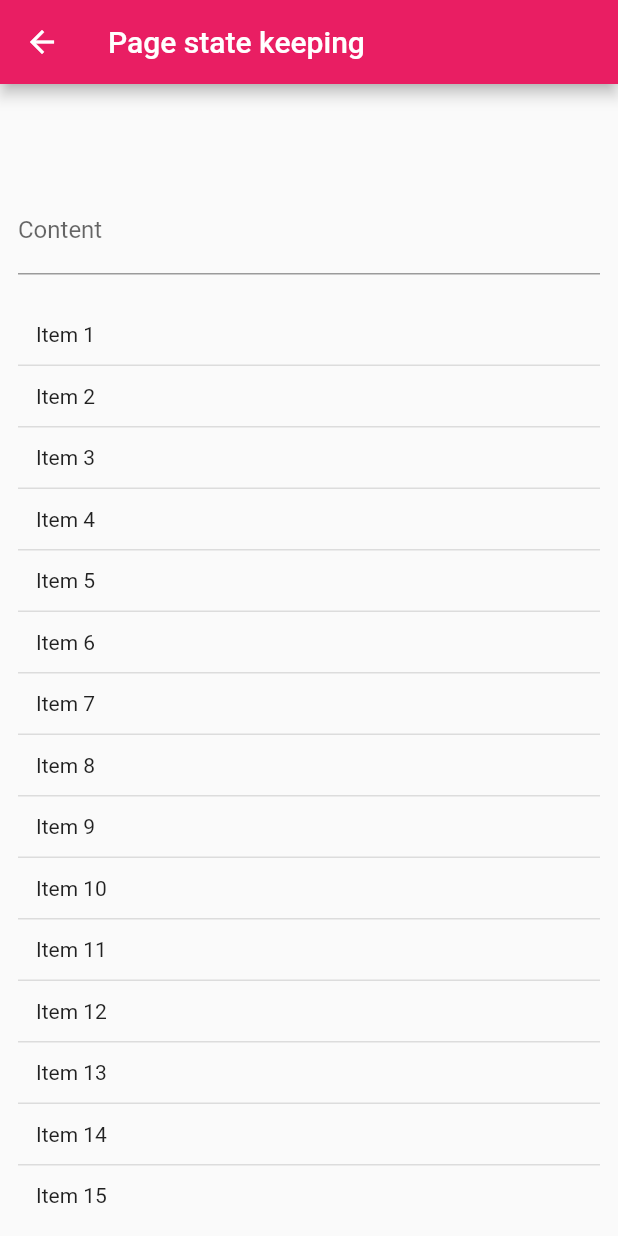
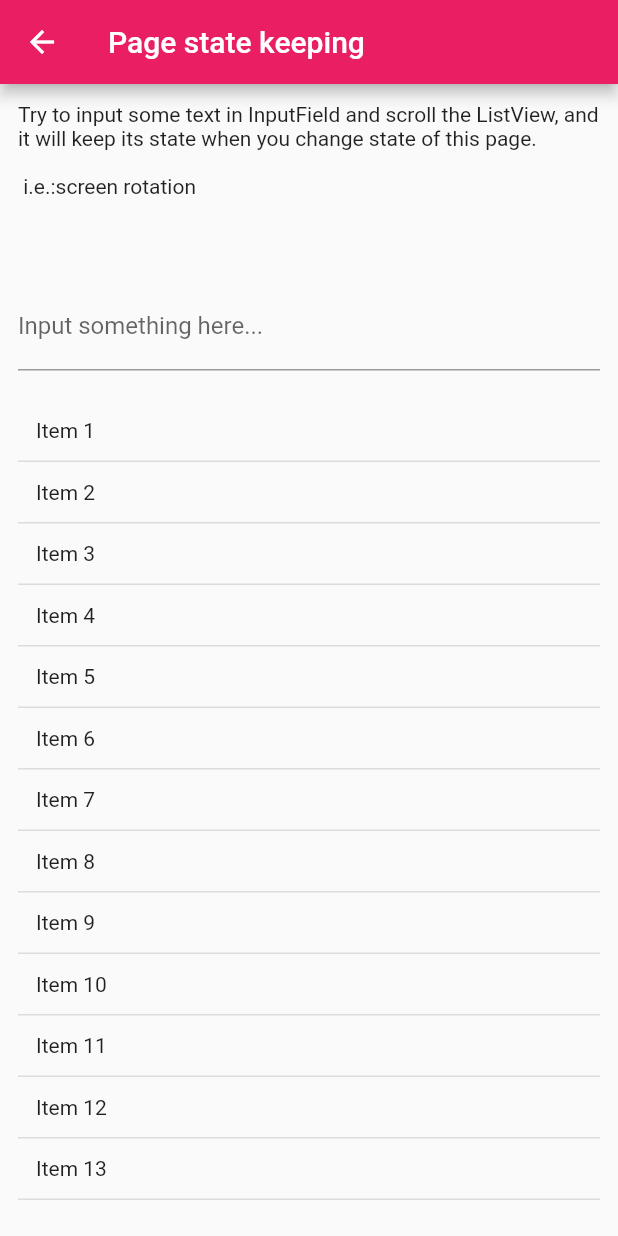
Before and after one commit to ocwvar/FlutterPlayground, a Flutter app: the KeepStateView screen opened directly, on a phone screen of 412 x 824 dp. Run offline on Flutter 3.47's test engine with Material 2 defaults, Android fonts, the phone set to English and light mode, and no system bars; our stand-ins replace dio.

Commit message:
enhanced page state keeping page

```diff
--- a/lib/page/keep_state/view.dart
+++ b/lib/page/keep_state/view.dart
@@ -1,5 +1,6 @@
 import 'package:flutter/material.dart';
-import 'package:flutter_playground/widget/list_item.dart';
+import 'package:flutter_playground/widget/platform/input_field.dart';
+import 'package:flutter_playground/widget/platform/list_item.dart';
 
 import '../../widget/platform/app_bar.dart';
 import '../../widget/platform/scaffold.dart';
@@ -18,7 +19,7 @@ class _KeepStateView extends State<KeepStateView> {
   @override
   Widget build(BuildContext context) {
     return PlatformScaffold(
-      isiOSLargeStyle: true,
+      isiOSLargeStyle: false,
       platformAppBar: PlatformAppBar(
           context: context,
           title: "Page state keeping"
@@ -28,12 +29,14 @@ class _KeepStateView extends State<KeepStateView> {
         child: Column(
           crossAxisAlignment: CrossAxisAlignment.start,
           children: [
+            const Text("Try to input some text in InputField and scroll the ListView, and it will keep its state when you change state of this page.\n\n i.e.:screen rotation "),
             const SizedBox(height: 20,),
             Text(_text),
             const SizedBox(height: 20,),
-            TextField(
+            PlatformInputField(
+              iosHint: "Input something here...",
               decoration: const InputDecoration(
-                label: Text("Content"),
+                label: Text("Input something here..."),
               ),
               onChanged: (text) {
                 setState(() {
@@ -45,7 +48,7 @@ class _KeepStateView extends State<KeepStateView> {
             Expanded(
               child: ListView.builder(
                   itemBuilder: (context, index) {
-                    return createListItem(context, "Item ${index + 1}", true, null);
+                    return PlatformListItem(title: "Item ${index + 1}", onPressed:(){});
                   },
                 itemCount: 150,
               ),
```
